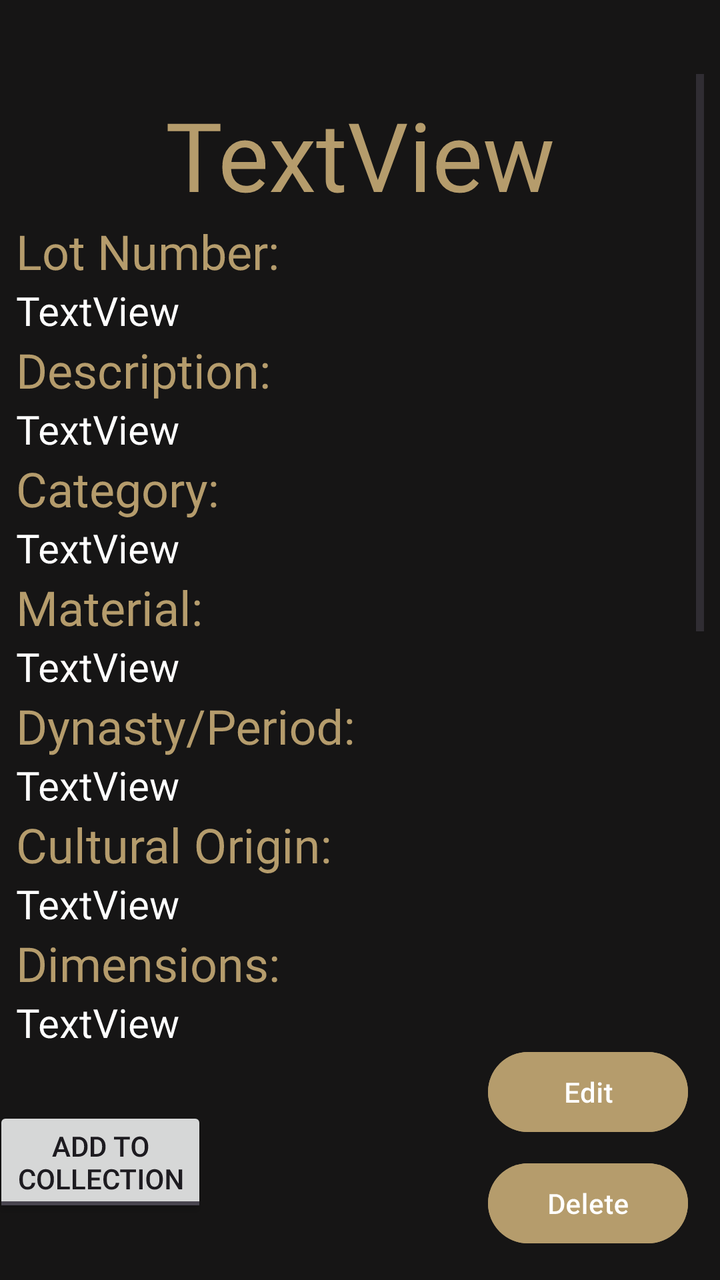
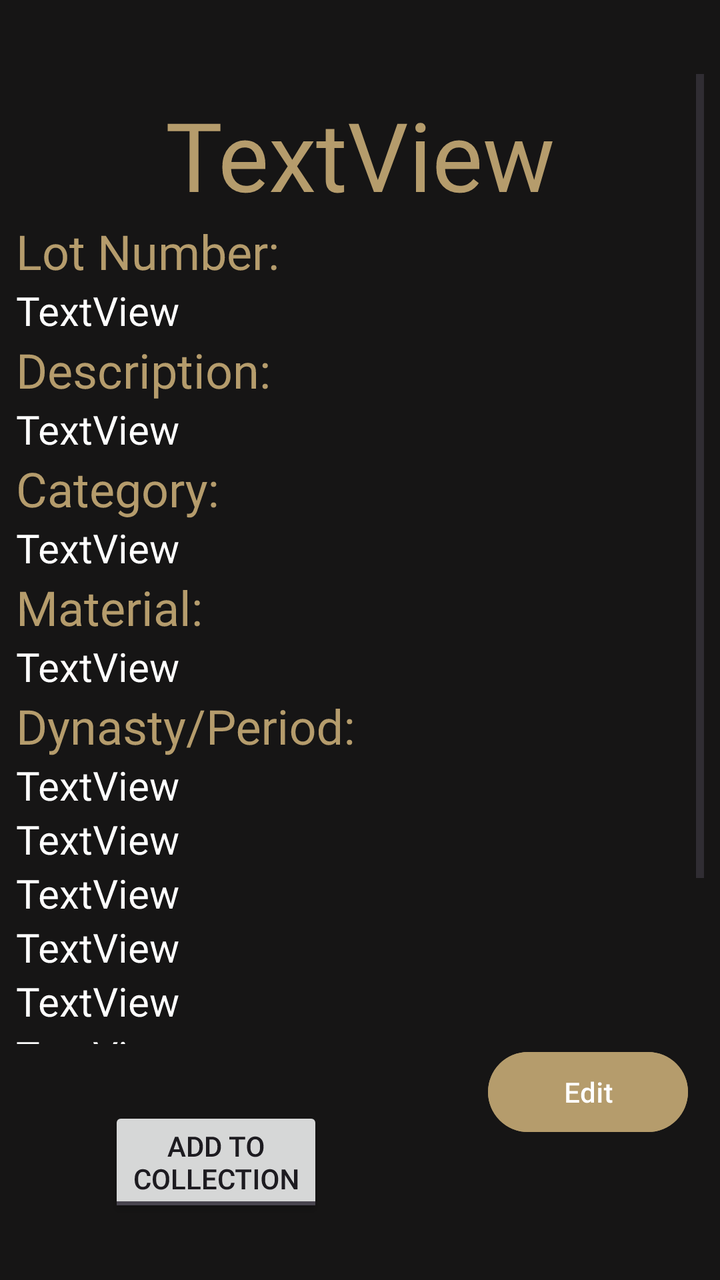

The first picture is an Android layout as it rendered before a commit; the second is the same layout after the commit. The layout source and the unified diff follow.
<!-- AndroidManifest.xml: application theme Theme.B07DemoSummer2024 -->
<!-- res/layout/fragment_expanded_artifact_view.xml -->
<?xml version="1.0" encoding="utf-8"?>
<androidx.constraintlayout.widget.ConstraintLayout xmlns:android="http://schemas.android.com/apk/res/android"
    xmlns:app="http://schemas.android.com/apk/res-auto"
    xmlns:tools="http://schemas.android.com/tools"
    android:layout_width="match_parent"
    android:layout_height="match_parent"
    android:background="@color/softblack"
    android:rotationX="360"
    android:scaleX="1">

    <Button
        android:id="@+id/button"
        android:layout_width="100dp"
        android:layout_height="48dp"
        android:layout_marginEnd="16dp"
        android:layout_marginBottom="7dp"
        android:backgroundTint="@color/lightgold"
        android:text="Delete"
        android:textColorLink="#9B0808"
        app:layout_constraintBottom_toBottomOf="parent"
        app:layout_constraintEnd_toEndOf="parent"
        app:layout_constraintTop_toBottomOf="@+id/button2" />

    <Button
        android:id="@+id/button2"
        android:layout_width="100dp"
        android:layout_height="48dp"
        android:layout_marginEnd="16dp"
        android:layout_marginBottom="70dp"
        android:backgroundTint="@color/lightgold"
        android:text="Edit"
        android:textColorLink="#A4680F"
        app:layout_constraintBottom_toBottomOf="parent"
        app:layout_constraintEnd_toEndOf="parent" />

    <ScrollView
        android:id="@+id/scrollView3"
        android:layout_width="0dp"
        android:layout_height="0dp"
        android:layout_marginStart="8dp"
        android:layout_marginTop="37dp"
        android:layout_marginEnd="8dp"
        app:layout_constraintBottom_toTopOf="@+id/button2"
        app:layout_constraintEnd_toEndOf="parent"
        app:layout_constraintHorizontal_bias="0.53"
        app:layout_constraintStart_toStartOf="parent"
        app:layout_constraintTop_toTopOf="parent">

        <LinearLayout
            android:id="@+id/linearLayout2"
            android:layout_width="match_parent"
            android:layout_height="wrap_content"
            android:orientation="vertical">

            <ImageView
                android:id="@+id/imageView5"
                android:layout_width="match_parent"
                android:layout_height="wrap_content"
                android:layout_marginTop="8dp"
                android:adjustViewBounds="false" />

            <TextView
                android:id="@+id/name"
                android:layout_width="match_parent"
                android:layout_height="wrap_content"
                android:text="TextView"
                android:textAlignment="center"
                android:textColor="@color/lightgold"
                android:textSize="48sp" />

            <TextView
                android:id="@+id/textView2"
                android:layout_width="match_parent"
                android:layout_height="wrap_content"
                android:text="Lot Number:"
                android:textColor="@color/lightgold"
                android:textSize="24sp" />

            <TextView
                android:id="@+id/Lotnum"
                android:layout_width="match_parent"
                android:layout_height="wrap_content"
                android:text="TextView"
                android:textColor="@color/white"
                android:textSize="20sp" />

            <TextView
                android:id="@+id/textView5"
                android:layout_width="match_parent"
                android:layout_height="wrap_content"
                android:text="Description:"
                android:textColor="@color/lightgold"
                android:textSize="24sp" />

            <TextView
                android:id="@+id/description"
                android:layout_width="match_parent"
                android:layout_height="wrap_content"
                android:text="TextView"
                android:textColor="@color/white"
                android:textSize="20sp" />

            <TextView
                android:id="@+id/textView6"
                android:layout_width="match_parent"
                android:layout_height="wrap_content"
                android:text="Category:"
                android:textColor="@color/lightgold"
                android:textSize="24sp" />

            <TextView
                android:id="@+id/category"
                android:layout_width="match_parent"
                android:layout_height="wrap_content"
                android:text="TextView"
                android:textColor="@color/white"
                android:textSize="20sp" />

            <TextView
                android:id="@+id/textView7"
                android:layout_width="match_parent"
                android:layout_height="wrap_content"
                android:text="Material:"
                android:textColor="@color/lightgold"
                android:textSize="24sp" />

            <TextView
                android:id="@+id/material"
                android:layout_width="match_parent"
                android:layout_height="wrap_content"
                android:text="TextView"
                android:textColor="@color/white"
                android:textSize="20sp" />

            <TextView
                android:id="@+id/textView8"
                android:layout_width="match_parent"
                android:layout_height="wrap_content"
                android:text="Dynasty/Period:"
                android:textColor="@color/lightgold"
                android:textSize="24sp" />

            <TextView
                android:id="@+id/dynastyPeriod"
                android:layout_width="match_parent"
                android:layout_height="wrap_content"
                android:text="TextView"
                android:textColor="@color/white"
                android:textSize="20sp" />

            <TextView
                android:id="@+id/textView9"
                android:layout_width="match_parent"
                android:layout_height="wrap_content"
                android:text="Cultural Origin:"
                android:textColor="@color/lightgold"
                android:textSize="24sp" />

            <TextView
                android:id="@+id/culturalOrigin"
                android:layout_width="match_parent"
                android:layout_height="wrap_content"
                android:text="TextView"
                android:textColor="@color/white"
                android:textSize="20sp" />

            <TextView
                android:id="@+id/textView10"
                android:layout_width="match_parent"
                android:layout_height="wrap_content"
                android:text="Dimensions:"
                android:textColor="@color/lightgold"
                android:textSize="24sp" />

            <TextView
                android:id="@+id/dimensions"
                android:layout_width="match_parent"
                android:layout_height="wrap_content"
                android:text="TextView"
                android:textColor="@color/white"
                android:textSize="20sp" />

            <TextView
                android:id="@+id/textView11"
                android:layout_width="match_parent"
                android:layout_height="wrap_content"
                android:text="Condition:"
                android:textColor="@color/lightgold"
                android:textSize="24sp" />

            <TextView
                android:id="@+id/conditionReport"
                android:layout_width="match_parent"
                android:layout_height="wrap_content"
                android:text="TextView"
                android:textColor="@color/white"
                android:textSize="20sp" />

            <TextView
                android:id="@+id/textView12"
                android:layout_width="match_parent"
                android:layout_height="wrap_content"
                android:text="Current Location:"
                android:textColor="@color/lightgold"
                android:textSize="24sp" />

            <TextView
                android:id="@+id/currentLocation"
                android:layout_width="match_parent"
                android:layout_height="wrap_content"
                android:text="TextView"
                android:textColor="@color/white"
                android:textSize="20sp" />

            <TextView
                android:id="@+id/textView13"
                android:layout_width="match_parent"
                android:layout_height="wrap_content"
                android:text="Aquisistion Method:"
                android:textColor="@color/lightgold"
                android:textSize="24sp" />

            <TextView
                android:id="@+id/acquisitionMethod"
                android:layout_width="match_parent"
                android:layout_height="wrap_content"
                android:text="TextView"
                android:textColor="@color/white"
                android:textSize="20sp" />

            <TextView
                android:id="@+id/textView14"
                android:layout_width="match_parent"
                android:layout_height="wrap_content"
                android:text="Provenance: "
                android:textColor="@color/lightgold"
                android:textSize="24sp" />

            <TextView
                android:id="@+id/provenance"
                android:layout_width="match_parent"
                android:layout_height="wrap_content"
                android:text="TextView"
                android:textColor="@color/white"
                android:textSize="20sp" />

            <TextView
                android:id="@+id/textView15"
                android:layout_width="match_parent"
                android:layout_height="wrap_content"
                android:textSize="24sp"
                android:text="Accession Number:" />

            <TextView
                android:id="@+id/accessionNumber"
                android:layout_width="match_parent"
                android:layout_height="wrap_content"
                android:text="TextView"
                android:textColor="@color/white"
                android:textSize="20sp" />

            <TextView
                android:id="@+id/textView16"
                android:layout_width="match_parent"
                android:layout_height="wrap_content"
                android:textSize="24sp"
                android:text="Notes: " />

            <TextView
                android:id="@+id/notes"
                android:layout_width="match_parent"
                android:layout_height="wrap_content"
                android:text="TextView"
                android:textColor="@color/white"
                android:textSize="20sp" />



        </LinearLayout>
    </ScrollView>

    <ToggleButton
        android:id="@+id/saveArtifactToggle"
        android:layout_width="wrap_content"
        android:layout_height="wrap_content"
        android:layout_marginStart="16dp"
        android:layout_marginEnd="160dp"
        android:allowUndo="false"
        android:checked="false"
        android:clickable="true"
        android:focusable="true"
        android:lines="2"
        android:textOff="Add to\nCollection"
        android:textOn="Remove from\nCollection"
        app:layout_constraintBottom_toBottomOf="parent"
        app:layout_constraintEnd_toStartOf="@+id/button"
        app:layout_constraintStart_toStartOf="parent"
        app:layout_constraintTop_toBottomOf="@+id/scrollView3" />

</androidx.constraintlayout.widget.ConstraintLayout>
<!-- resources referenced by this layout -->
<resources>
  <color name="lightgold">#B59C6C</color>
  <color name="softblack">#161515</color>
  <color name="white">#FFFFFFFF</color>
  <style name="Theme.B07DemoSummer2024" parent="Base.Theme.B07DemoSummer2024" />
  <style name="Base.Theme.B07DemoSummer2024" parent="Theme.Material3.DayNight.NoActionBar">
          
          
          <item name="android:statusBarColor">@color/softblack</item>
          <item name="android:navigationBarColor">@color/softblack</item>
      </style>
</resources>

<!-- the commit's change to res/layout/fragment_expanded_artifact_view.xml (unified diff, before → after) -->
@@ -9,7 +9,7 @@
     android:scaleX="1">
 
     <Button
-        android:id="@+id/button"
+        android:id="@+id/artifactDelete"
         android:layout_width="100dp"
         android:layout_height="48dp"
         android:layout_marginEnd="16dp"
@@ -17,6 +17,7 @@
         android:backgroundTint="@color/lightgold"
         android:text="Delete"
         android:textColorLink="#9B0808"
+        android:visibility="gone"
         app:layout_constraintBottom_toBottomOf="parent"
         app:layout_constraintEnd_toEndOf="parent"
         app:layout_constraintTop_toBottomOf="@+id/button2" />
@@ -154,7 +155,8 @@
                 android:layout_height="wrap_content"
                 android:text="Cultural Origin:"
                 android:textColor="@color/lightgold"
-                android:textSize="24sp" />
+                android:textSize="24sp"
+                android:visibility="gone" />
 
             <TextView
                 android:id="@+id/culturalOrigin"
@@ -170,7 +172,8 @@
                 android:layout_height="wrap_content"
                 android:text="Dimensions:"
                 android:textColor="@color/lightgold"
-                android:textSize="24sp" />
+                android:textSize="24sp"
+                android:visibility="gone" />
 
             <TextView
                 android:id="@+id/dimensions"
@@ -186,7 +189,8 @@
                 android:layout_height="wrap_content"
                 android:text="Condition:"
                 android:textColor="@color/lightgold"
-                android:textSize="24sp" />
+                android:textSize="24sp"
+                android:visibility="gone" />
 
             <TextView
                 android:id="@+id/conditionReport"
@@ -202,7 +206,8 @@
                 android:layout_height="wrap_content"
                 android:text="Current Location:"
                 android:textColor="@color/lightgold"
-                android:textSize="24sp" />
+                android:textSize="24sp"
+                android:visibility="gone" />
 
             <TextView
                 android:id="@+id/currentLocation"
@@ -218,7 +223,8 @@
                 android:layout_height="wrap_content"
                 android:text="Aquisistion Method:"
                 android:textColor="@color/lightgold"
-                android:textSize="24sp" />
+                android:textSize="24sp"
+                android:visibility="gone" />
 
             <TextView
                 android:id="@+id/acquisitionMethod"
@@ -234,7 +240,8 @@
                 android:layout_height="wrap_content"
                 android:text="Provenance: "
                 android:textColor="@color/lightgold"
-                android:textSize="24sp" />
+                android:textSize="24sp"
+                android:visibility="gone" />
 
             <TextView
                 android:id="@+id/provenance"
@@ -248,8 +255,10 @@
                 android:id="@+id/textView15"
                 android:layout_width="match_parent"
                 android:layout_height="wrap_content"
-                android:textSize="24sp"
-                android:text="Accession Number:" />
+                android:text="Accession Number:"
+                android:textColor="@color/lightgold"
+                android:textSize="24sp"
+                android:visibility="gone" />
 
             <TextView
                 android:id="@+id/accessionNumber"
@@ -263,8 +272,10 @@
                 android:id="@+id/textView16"
                 android:layout_width="match_parent"
                 android:layout_height="wrap_content"
-                android:textSize="24sp"
-                android:text="Notes: " />
+                android:text="Notes: "
+                android:textColor="@color/lightgold"
+                android:textSize="24sp"
+                android:visibility="gone" />
 
             <TextView
                 android:id="@+id/notes"
@@ -293,7 +304,7 @@
         android:textOff="Add to\nCollection"
         android:textOn="Remove from\nCollection"
         app:layout_constraintBottom_toBottomOf="parent"
-        app:layout_constraintEnd_toStartOf="@+id/button"
+        app:layout_constraintEnd_toStartOf="@+id/artifactDelete"
         app:layout_constraintStart_toStartOf="parent"
         app:layout_constraintTop_toBottomOf="@+id/scrollView3" />
 
